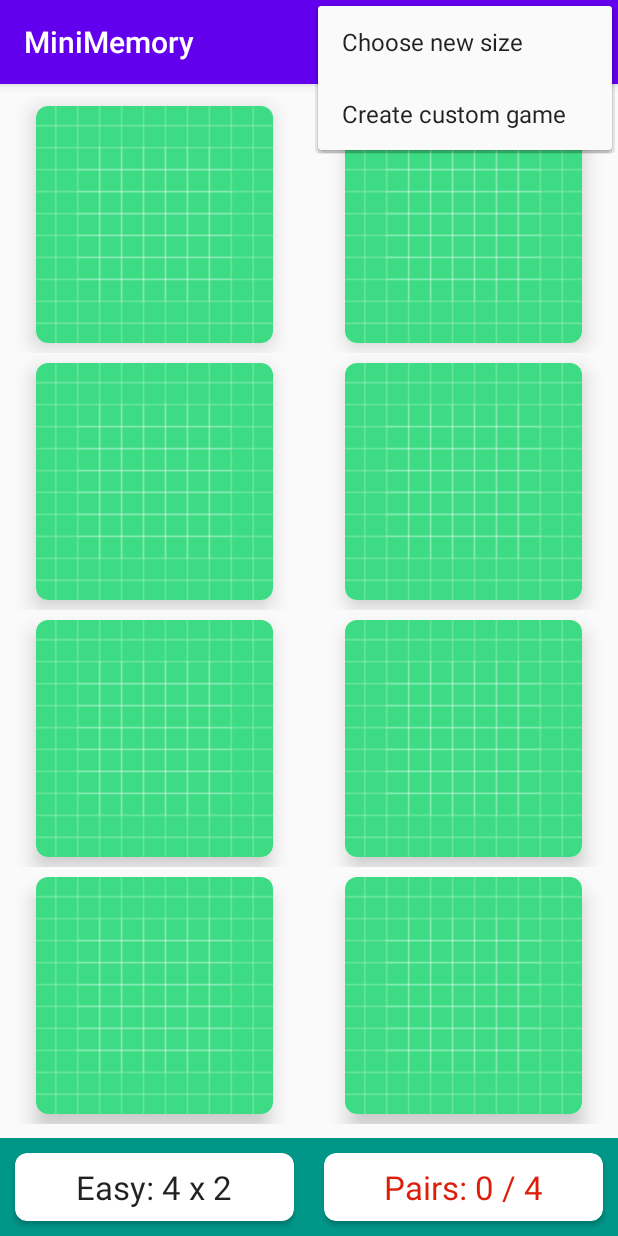
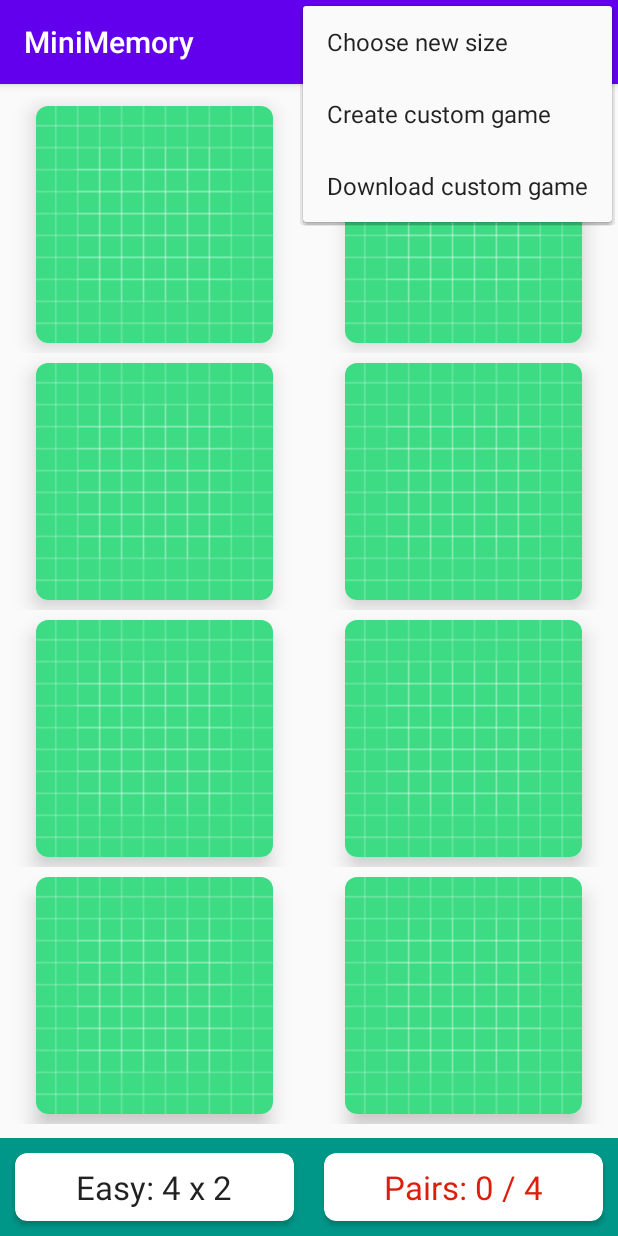
Before and after one commit to AnnyGab/MiniMemory, an Android app: the screen it shows after launch (MainActivity), with the options menu open, on a phone screen of 412 x 824 dp. Run offline under Robolectric (Android 15) with nearby library versions, the light colour scheme and no system bars; our stand-ins replace Firebase (no records; nobody signed in at launch, a user with empty details on screens opened directly), Picasso.

Commit message:
MiniMemory #15

```diff
--- a/app/build.gradle
+++ b/app/build.gradle
@@ -33,10 +33,12 @@ dependencies {
     implementation 'androidx.constraintlayout:constraintlayout:2.0.4'
     implementation 'androidx.cardview:cardview:1.0.0'
     implementation 'androidx.appcompat:appcompat:1.1.0'
+    implementation 'androidx.coordinatorlayout:coordinatorlayout:1.1.0'
     testImplementation 'junit:junit:4.12'
     androidTestImplementation 'androidx.test.ext:junit:1.1.2'
     androidTestImplementation 'androidx.test.espresso:espresso-core:3.3.0'
     implementation platform('com.google.firebase:firebase-bom:26.2.0')
     implementation 'com.google.firebase:firebase-firestore-ktx'
     implementation 'com.google.firebase:firebase-storage-ktx'
+    implementation 'com.squareup.picasso:picasso:2.71828'
 }
--- a/app/src/main/java/com/annygab/minimemory/MemoryBoardAdapter.kt
+++ b/app/src/main/java/com/annygab/minimemory/MemoryBoardAdapter.kt
@@ -11,6 +11,7 @@ import androidx.core.view.ViewCompat
 import androidx.recyclerview.widget.RecyclerView
 import com.annygab.minimemory.models.BoardSize
 import com.annygab.minimemory.models.MemoryCard
+import com.squareup.picasso.Picasso
 import kotlin.math.min
 
 class MemoryBoardAdapter(
@@ -54,8 +55,15 @@ class MemoryBoardAdapter(
 
         fun bind(position: Int){
             val memoryCard = cards[position]
-            //When the Memory Card is face up will use the icon, otherwise will show the background:
-            imageButton.setImageResource(if(memoryCard.isFaceUp) memoryCard.identifier else R.drawable.ic_launcher_background)
+            if(memoryCard.isFaceUp){
+                if (memoryCard.imageUrl != null){
+                    Picasso.get().load(memoryCard.imageUrl).placeholder(R.drawable.ic_image).into(imageButton)
+                }else{
+                    imageButton.setImageResource(memoryCard.identifier)
+                }
+            }else{
+                imageButton.setImageResource(R.drawable.ic_launcher_background)
+            }
 
             imageButton.alpha = if (memoryCard.isMatched) .4f else 1.0f
             val colorStateList = if (memoryCard.isMatched) ContextCompat.getColorStateList(context, R.color.color_gray) else null
--- a/app/src/main/java/com/annygab/minimemory/models/BoardSize.kt
+++ b/app/src/main/java/com/annygab/minimemory/models/BoardSize.kt
@@ -4,6 +4,10 @@ enum class BoardSize(val numCards: Int) {
     EASY(8),
     MEDIUM(18),
     HARD(24);
+
+    companion object{
+        fun getByValue(value: Int) = values().first{it.numCards== value}
+    }
 
     fun getWidth(): Int{
         return when (this){
--- a/app/src/main/java/com/annygab/minimemory/models/MemoryCard.kt
+++ b/app/src/main/java/com/annygab/minimemory/models/MemoryCard.kt
@@ -2,6 +2,7 @@ package com.annygab.minimemory.models
 
 data class MemoryCard(
     val identifier: Int,
+    val imageUrl: String? = null,
     var isFaceUp: Boolean = false,
     var isMatched: Boolean = false
 )
--- a/app/src/main/java/com/annygab/minimemory/models/MemoryGame.kt
+++ b/app/src/main/java/com/annygab/minimemory/models/MemoryGame.kt
@@ -5,7 +5,10 @@ import com.annygab.minimemory.utils.DEFAULT_ICONS
 //Constructing a list of cards, based on the board size, picking some random images
 //and based on that, creating a memory card data class
 
-class MemoryGame(private val boardSize: BoardSize){
+class MemoryGame(
+    private val boardSize: BoardSize,
+    private val customImages: List<String>?
+    ){
 
     val cards: List<MemoryCard>
     var numPairsFound = 0
@@ -14,9 +17,14 @@ class MemoryGame(private val boardSize: BoardSize){
     private var indexOfSingleSelectedCard: Int? = null
 
     init {
-        val chosenImages: List<Int> = DEFAULT_ICONS.shuffled().take(boardSize.getNumPairs())
-        val randomizedImages: List<Int> = (chosenImages + chosenImages).shuffled()
-        cards = randomizedImages.map { MemoryCard(it)  }
+        if (customImages == null){
+            val chosenImages: List<Int> = DEFAULT_ICONS.shuffled().take(boardSize.getNumPairs())
+            val randomizedImages: List<Int> = (chosenImages + chosenImages).shuffled()
+            cards = randomizedImages.map { MemoryCard(it)  }
+        }else{
+            val randomizedImages = (customImages + customImages).shuffled()
+            cards = randomizedImages.map { MemoryCard(it.hashCode(), it) }
+        }
     }
 
     //Game Logic
--- /dev/null
+++ b/app/src/main/res/drawable/ic_image.xml
@@ -0,0 +1,5 @@
+<vector android:height="24dp" android:tint="#808080"
+    android:viewportHeight="24" android:viewportWidth="24"
+    android:width="24dp" xmlns:android="http://schemas.android.com/apk/res/android">
+    <path android:fillColor="@android:color/white" android:pathData="M21,19V5c0,-1.1 -0.9,-2 -2,-2H5c-1.1,0 -2,0.9 -2,2v14c0,1.1 0.9,2 2,2h14c1.1,0 2,-0.9 2,-2zM8.5,13.5l2.5,3.01L14.5,12l4.5,6H5l3.5,-4.5z"/>
+</vector>
--- a/app/src/main/res/layout/activity_main.xml
+++ b/app/src/main/res/layout/activity_main.xml
@@ -1,11 +1,17 @@
 <?xml version="1.0" encoding="utf-8"?>
-<androidx.constraintlayout.widget.ConstraintLayout xmlns:android="http://schemas.android.com/apk/res/android"
+
+<androidx.coordinatorlayout.widget.CoordinatorLayout
+    xmlns:android="http://schemas.android.com/apk/res/android"
     xmlns:app="http://schemas.android.com/apk/res-auto"
     xmlns:tools="http://schemas.android.com/tools"
     android:id="@+id/clRoot"
     android:layout_width="match_parent"
     android:layout_height="match_parent"
     tools:context=".MainActivity">
+
+<androidx.constraintlayout.widget.ConstraintLayout
+    android:layout_width="match_parent"
+    android:layout_height="match_parent">
 
     <LinearLayout
         android:id="@+id/llGameInfo"
@@ -64,3 +70,4 @@
         app:layout_constraintStart_toStartOf="parent"
         app:layout_constraintTop_toTopOf="parent" />
 </androidx.constraintlayout.widget.ConstraintLayout>
+</androidx.coordinatorlayout.widget.CoordinatorLayout>
--- a/app/src/main/res/menu/menu_main.xml
+++ b/app/src/main/res/menu/menu_main.xml
@@ -15,4 +15,8 @@
         android:id="@+id/mi_custom"
         android:title="Create custom game"
         app:showAsAction="never" />
+    <item
+        android:id="@+id/mi_download"
+        android:title="Download custom game"
+        app:showAsAction="never" />
 </menu>
```
Also changed, not shown: app/src/main/java/com/annygab/minimemory/MainActivity.kt (+68 -5 lines), app/src/main/java/com/annygab/minimemory/models/UserImageList.kt (added, +7 -0 lines), app/src/main/res/layout/dialog_download_board.xml (added, +26 -0 lines).
